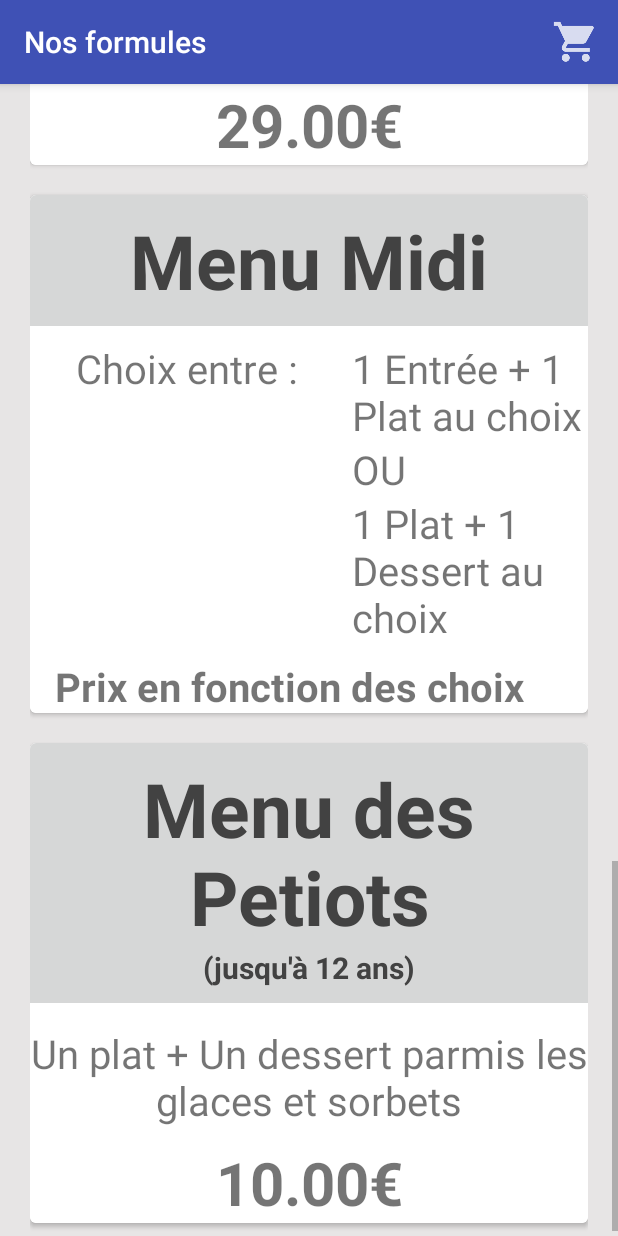
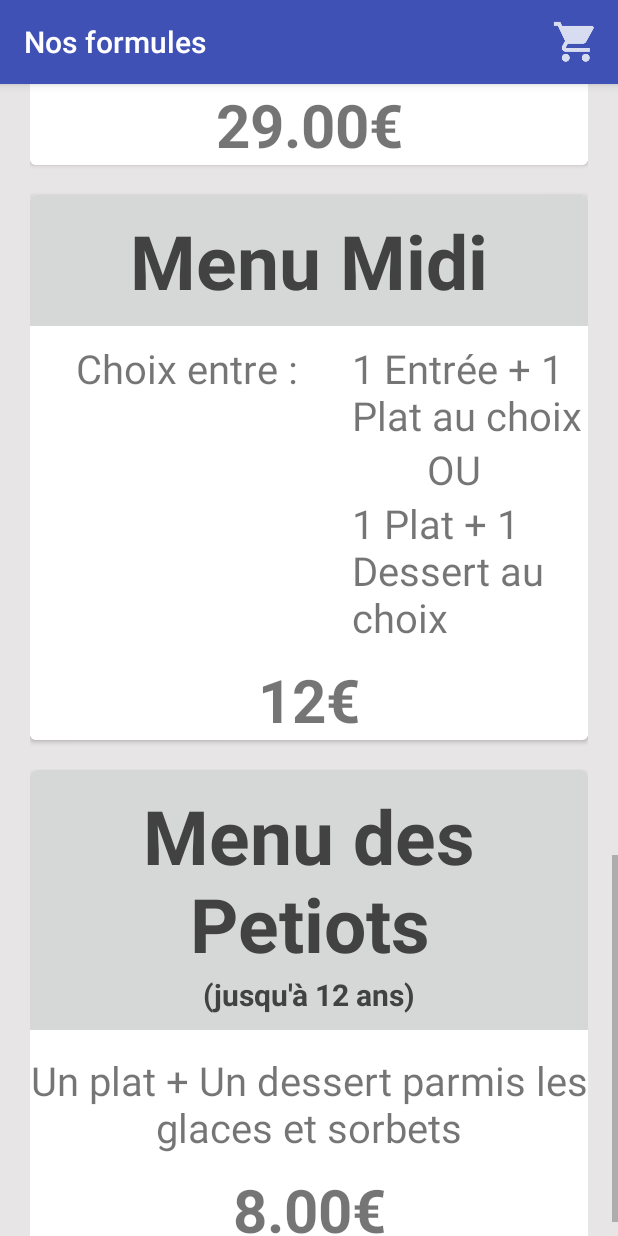
Before and after one commit to Helicose/ChezMomo, an Android app: the Formules screen opened directly, with no data from a screen before it, scrolled down 1612 dp, on a phone screen of 412 x 824 dp. Run offline under Robolectric (Android 15) with nearby library versions, the phone set to English and light mode, and no system bars.

Commit message:
Légers changement formules

```diff
--- a/app/src/main/res/layout/formules.xml
+++ b/app/src/main/res/layout/formules.xml
@@ -319,6 +319,7 @@
                             android:textSize="40px"
                             android:id="@+id/textView12"
                             android:text="OU"
+                            android:paddingLeft="50dp"
                             android:gravity="left" />
                         <TextView
                             android:text="1 Plat + 1 Dessert au choix"
@@ -333,13 +334,13 @@
                 </LinearLayout>
 
                 <TextView
-                    android:text="Prix en fonction des choix    "
+                    android:text="12€"
                     android:layout_width="match_parent"
                     android:layout_height="wrap_content"
                     android:id="@+id/textView14"
                     android:gravity="center"
                     android:textStyle="bold"
-                    android:textSize="40px"
+                    android:textSize="60px"
                     android:layout_marginTop="10dp" />
             </LinearLayout>
         </android.support.v7.widget.CardView>
@@ -405,7 +406,7 @@
                 </LinearLayout>
 
                 <TextView
-                    android:text="10.00€"
+                    android:text="8.00€"
                     android:layout_width="match_parent"
                     android:layout_height="wrap_content"
                     android:id="@+id/textView22"
```
